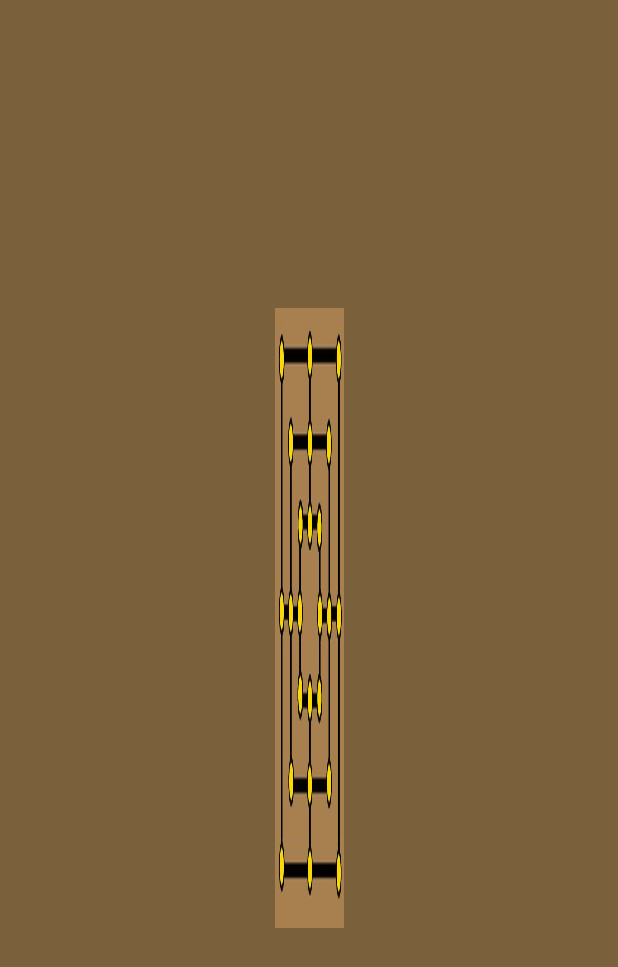
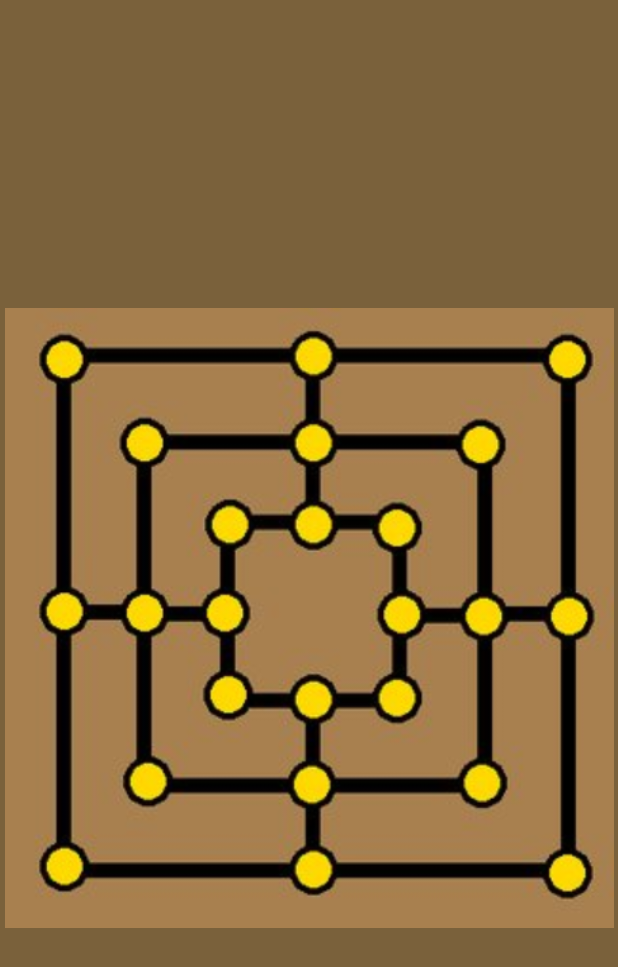
Before and after one commit to Khushalakad/MADPROJECT_2023, an Android app: the layout activity_main.xml on its own in the app's theme, with its tools: preview values and no code run, on a phone screen of 412 x 824 dp. Shown: the top 967 px of the screen. Run offline under Robolectric (Android 15) with nearby library versions, the phone set to English and light mode, and no system bars.

Commit message:
Update activity_main.xml

```diff
--- a/app/src/main/res/layout/activity_main.xml
+++ b/app/src/main/res/layout/activity_main.xml
@@ -9,7 +9,7 @@
 
     <androidx.gridlayout.widget.GridLayout
         android:id="@+id/gridLayout"
-        android:layout_width="46dp"
+        android:layout_width="406dp"
         android:layout_height="413dp"
         android:background="@drawable/nine_men2"
         app:columnCount="7"
```
